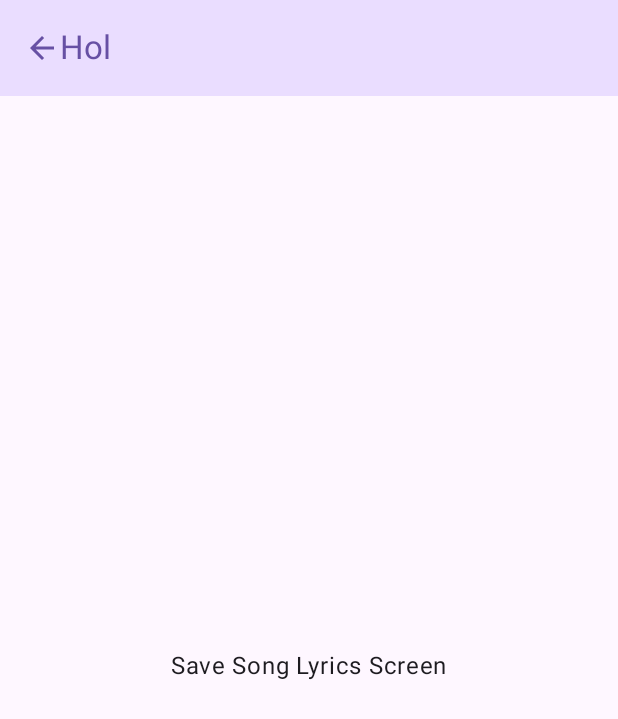
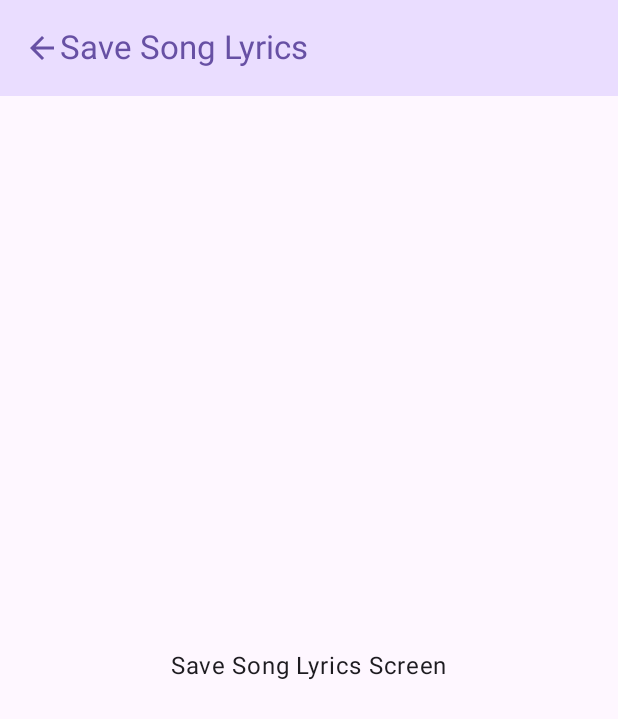
Before and after one commit to SnakyDH/ASAB-Music-Saver, an Android app built with Jetpack Compose: the SaveSongLyricsScreen screen opened through its navigation route, on a phone screen of 412 x 824 dp. Shown: the top 719 px of the screen. Run offline under Robolectric (Android 15) with nearby library versions, the phone set to English and light mode, and no system bars.

Commit message:
hotfix: typo error

```diff
--- a/app/src/main/java/com/snakydh/asab_music_saver/screens/SaveSongLyricsScreen.kt
+++ b/app/src/main/java/com/snakydh/asab_music_saver/screens/SaveSongLyricsScreen.kt
@@ -40,7 +40,7 @@ fun SaveSongLyricsScreen(navController: NavController) {
                             },
                             imageVector = Icons.Default.ArrowBack, contentDescription = "arrow back"
                         )
-                        Text("Hol")
+                        Text("Save Song Lyrics")
                     }
                 }
             )
```
